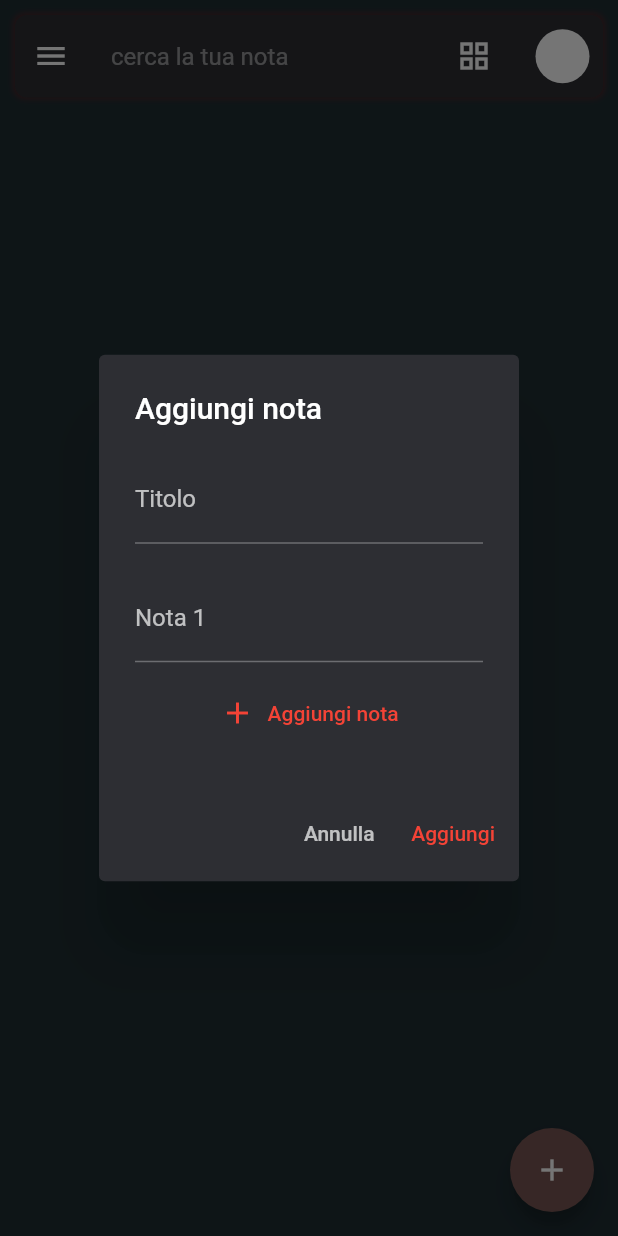
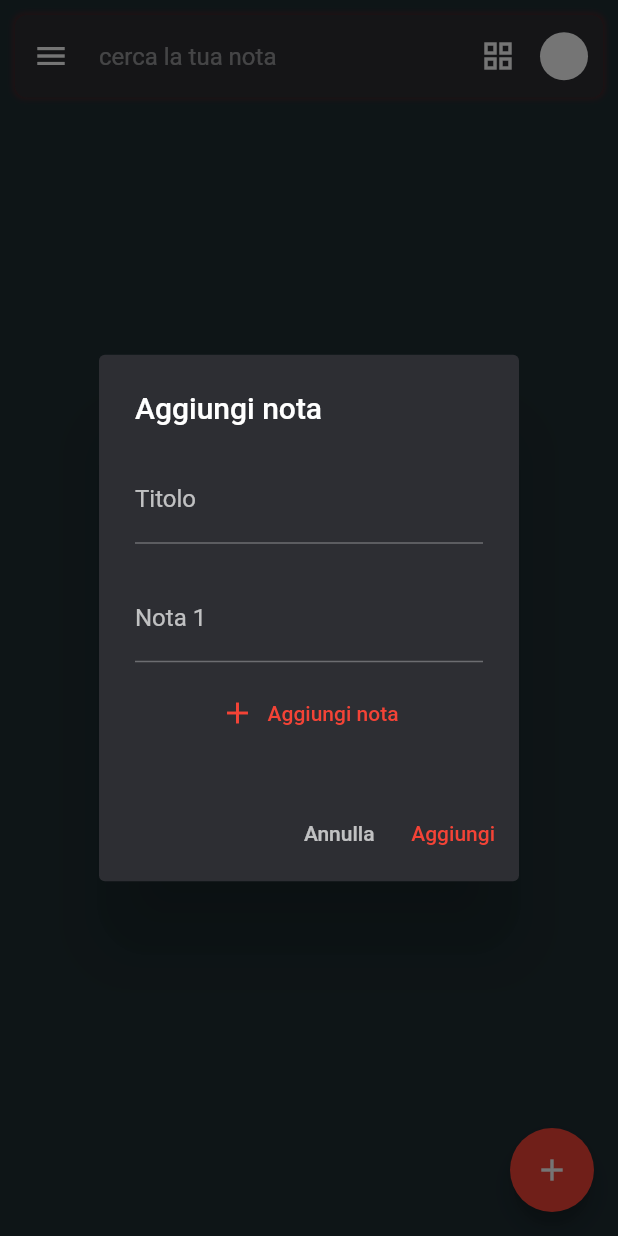
Before and after one commit to babaBueoo/TPSIT, a Flutter app: the screen it shows after launch, after a tap on the "add" icon, on a phone screen of 412 x 824 dp. Run offline on Flutter 3.47's test engine with Material 2 defaults, Android fonts, the phone set to English and light mode, and no system bars; our stand-ins replace sqflite; accounts and stored records are empty.

Commit message:
Update main.dart
sistemato un attimo la foto profilo che sforava

```diff
--- a/keep/lib/main.dart
+++ b/keep/lib/main.dart
@@ -179,7 +179,6 @@ class _MyHomePageState extends State<MyHomePage> {
             // ========== HEADER: Barra di ricerca (non funzionale) ==========
             Container(
               margin: const EdgeInsets.symmetric(vertical: 10, horizontal: 10),
-              width: MediaQuery.of(context).size.width,
               height: 55,
               decoration: BoxDecoration(
                 color: cardColor,
@@ -193,51 +192,32 @@ class _MyHomePageState extends State<MyHomePage> {
                 ],
               ),
               child: Row(
-                mainAxisAlignment: MainAxisAlignment.spaceBetween,
-                children: [
-                  Row(
                 children: [
                   IconButton(
                     onPressed: null, // Menu disabilitato
                     disabledColor: white,
                     icon: const Icon(Icons.menu),
                   ),
-                      const SizedBox(width: 16),
-                      Container(
-                        height: 55,
-                        width: 200,
-                        child: Column(
-                          mainAxisAlignment: MainAxisAlignment.center,
-                          crossAxisAlignment: CrossAxisAlignment.start,
-                          children: [
-                            Text(
+                  const SizedBox(width: 8),
+                  Expanded(
+                    child: Text(
                       "cerca la tua nota",
                       style: TextStyle(
                         color: white.withOpacity(0.5),
                         fontSize: 16,
                       ),
                     ),
-                          ],
                   ),
+                  IconButton(
+                    onPressed: () {}, // Grid view (già attivo)
+                    icon: const Icon(Icons.grid_view, color: white),
                   ),
-                    ],
-                  ),
-                  Container(
-                    margin: const EdgeInsets.symmetric(horizontal: 10),
-                    child: Row(
-                      children: [
-                        TextButton(
-                          onPressed: () {}, // Grid view (già attivo)
-                          child: const Icon(Icons.grid_view, color: white),
-                        ),
-                        const SizedBox(width: 9),
+                  const SizedBox(width: 4),
                   const CircleAvatar(
                     backgroundColor: white,
-                          radius: 18,
+                    radius: 16,
                   ),
-                      ],
-                    ),
-                  ),
+                  const SizedBox(width: 10),
                 ],
               ),
             ),
@@ -255,13 +235,14 @@ class _MyHomePageState extends State<MyHomePage> {
       // ========== FAB: Bottone per aggiungere nuova card ==========
       floatingActionButton: FloatingActionButton(
         onPressed: () => _displayDialog(notifier),
-        child: const Icon(Icons.add),
+        backgroundColor: Colors.red,
+        child: const Icon(Icons.add, color: white),
       ),
     );
   }
 }
 
-/// Widget che implementa il layout Masonry Grid (stile Pinterest/Google Keep)
+/// Widget che implementa il layout Masonry Grid
 /// Distribuisce le card su 2 colonne con altezze variabili
 class MasonryGridView extends StatelessWidget {
   final TodoListNotifier todos;
```
Lines whose indentation alone changed are shown as unchanged.
